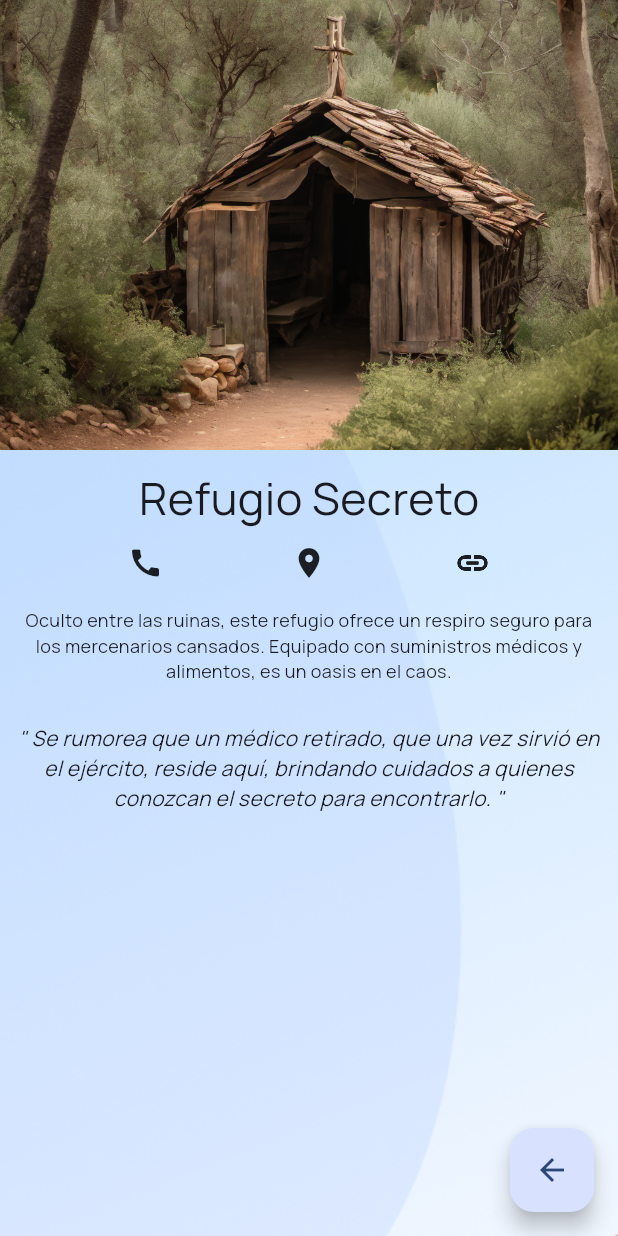
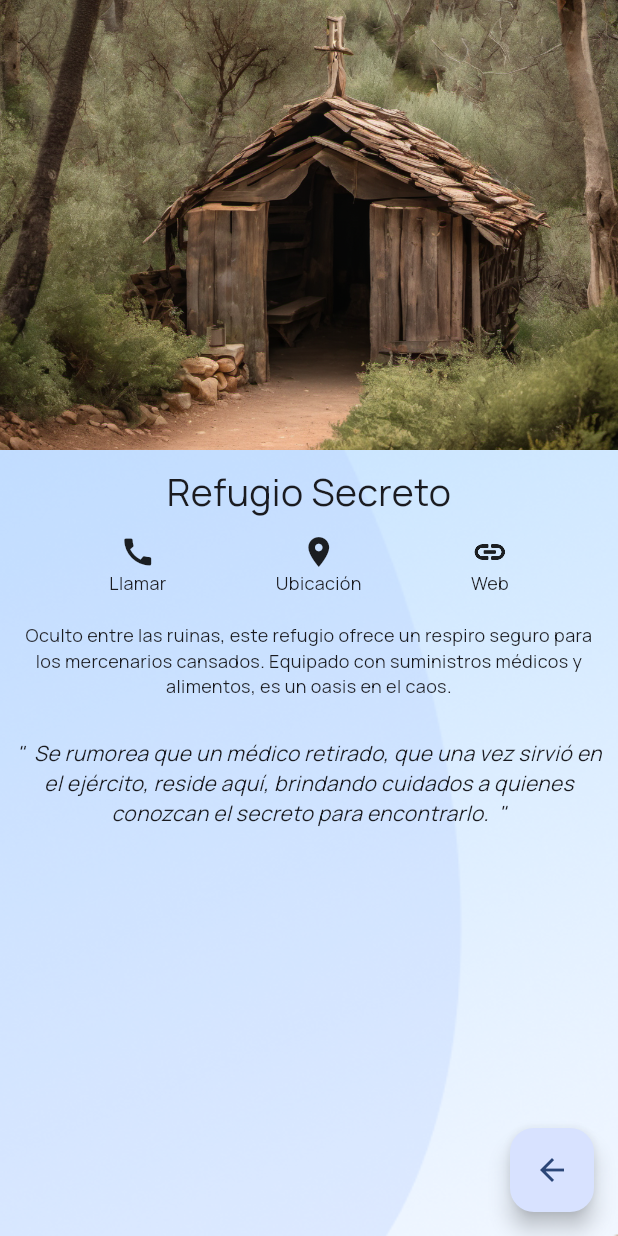
Before and after one commit to ztebo/bcf_proyecto_4, a Flutter app: the screen it shows after launch, after a tap on "Refugio Secreto", on a phone screen of 412 x 824 dp. Run offline on Flutter 3.47's test engine with Material 3 defaults, Android fonts, the light colour scheme and no system bars.

Commit message:
Se finaliza toda la funcionalidad de la app.

```diff
--- a/lib/src/my_home.dart
+++ b/lib/src/my_home.dart
@@ -3,9 +3,6 @@ import 'package:bcf_proyecto_21/src/widget_detail.dart';
 import 'package:flutter/material.dart';
 import 'dart:convert';
 import 'package:flutter/services.dart';
-import 'package:flutter/widgets.dart';
-
-
 
 class MyHome extends StatefulWidget {
   const MyHome({ super.key });
@@ -72,9 +69,6 @@ class MyHomeState extends State<MyHome> {
     );
   }
 
-
-
-
   @override
   Widget build(BuildContext context) {
     return Scaffold(
@@ -87,9 +81,25 @@ class MyHomeState extends State<MyHome> {
         // the App.build method, and use it to set our appbar title.
         title: const Text('Prueba de carga'),
       ),*/
+      extendBodyBehindAppBar: true,
+      extendBody: true,
+      appBar: AppBar(
+
+        //shadowColor: Colors.black,
+        backgroundColor: Colors.transparent ,
+        centerTitle: true,
+        title: const Text(
+          'Lugares recomendados en Tarkov',
+          textAlign: TextAlign.center,
+          style: TextStyle(
+            color: Color.fromARGB(255, 36, 36, 36),
+            fontWeight: FontWeight.w600,
+            fontSize: 18
+          ),
+        ),
+      ),
       body:
-          SafeArea(
-            child: Container(
+          Container(
             decoration: const BoxDecoration(
               image: DecorationImage(
                 image: AssetImage('assets/images/background1.png'),
@@ -97,20 +107,23 @@ class MyHomeState extends State<MyHome> {
               )
             ),
             child: Padding(
-                padding: const EdgeInsets.symmetric(horizontal: 20),
+              padding: const EdgeInsets.only(left: 20, right: 20, top: 80),
               child: _items.isNotEmpty?ListView.builder(
-                  padding: const EdgeInsets.all(3),
+                padding: const EdgeInsets.symmetric(vertical: 10),
                 itemCount: _items.length,
                 itemBuilder: (context, index) {
                   return Card(
                     key: ValueKey(_items[index]['name']),
-                      margin: const EdgeInsets.all(5),
+                    margin: const EdgeInsets.symmetric(vertical: 7),
                     child: ListTile(
                       style: ListTileStyle.list,
-                        leading: const CircleAvatar(
-                          backgroundImage: AssetImage('assets/images/refugio_secreto.jpg'),
+                      leading: Hero(
+                        tag: 'myTag',
+                        child: CircleAvatar(
+                          backgroundImage: AssetImage(_items[index]['picture']),
                         ),
-                        title: Text(_items[index]['name']),
+                      ),
+                      title: Text(_items[index]['name'], style: const TextStyle(fontWeight: FontWeight.w600),),
                       subtitle: Text(_items[index]['description']),
                       contentPadding: const EdgeInsets.all(10),
                       //trailing: Icon(Icons.turn_right),
@@ -125,9 +138,7 @@ class MyHomeState extends State<MyHome> {
               ):
               const Text('El archivo JSON aún no ha sido cargado', textAlign: TextAlign.center,),
             ),
-            ),
           )
-
       ,
     );
   }
--- a/lib/src/widget_detail.dart
+++ b/lib/src/widget_detail.dart
@@ -1,4 +1,9 @@
 import 'package:flutter/material.dart';
+
+/*
+Este widget tiene la misión de desplegar los detalles del lugar que se seleccionó
+en la pantalla de ListView.
+*/
 
 class WidgetDetail extends StatefulWidget {
   const WidgetDetail({
@@ -20,7 +25,6 @@ class WidgetDetail extends StatefulWidget {
   final String link;
   final String curiosity;
 
-
   @override
   _WidgetDetail createState() => _WidgetDetail();
 }
@@ -30,15 +34,15 @@ class _WidgetDetail extends State<WidgetDetail> {
   Widget build(BuildContext context) {
     return Scaffold(
 
-
-      body: SafeArea(
-        child: Container(
+      body: Container(
         decoration: const BoxDecoration(
             image: DecorationImage(
               image: AssetImage('assets/images/background2.png'),
               fit: BoxFit.fill
             )
         ),
+        child: Hero(
+          tag: 'myTag',
           child: Column(
             children: [
               Container(
@@ -53,38 +57,54 @@ class _WidgetDetail extends State<WidgetDetail> {
               ),
               const SizedBox(height: 10,),
               Text(
+                textAlign: TextAlign.center,
                 widget.name,
                 style: const TextStyle(
-                  fontSize: 30
+                  fontSize: 25
                 ),
               ),
               const SizedBox(height: 10,),
-              Row(
+              const Row(
                 mainAxisAlignment: MainAxisAlignment.spaceEvenly,
                 children: [
+                  Column(
+                    children: [
                       Icon(Icons.call),
-                  Icon(Icons.location_on),
-                  Icon(Icons.link_sharp)
+                      Text('Llamar', style: TextStyle(fontSize: 12),),
                     ],
                   ),
-              SizedBox(height: 10,),
+                  Column(
+                    children: [
+                      Icon(Icons.location_on),
+                      Text('Ubicación', style: TextStyle(fontSize: 12),),
+                    ],
+                  ),
+                  Column(
+                    children: [
+                      Icon(Icons.link_sharp),
+                      Text('Web',style: TextStyle(fontSize: 12)),
+                    ],
+                  ),
+                ],
+              ),
+              const SizedBox(height: 10,),
               Padding(
                 padding: const EdgeInsets.all(8.0),
                 child: Text(
                   widget.description,
                   textAlign: TextAlign.center,
-                  style: TextStyle(
+                  style: const TextStyle(
                     fontSize: 12
                   ),
                   ),
               ),
-              SizedBox(height: 10,),
+              const SizedBox(height: 10,),
               Padding(
                 padding: const EdgeInsets.all(8.0),
                 child: Text(
-                  '" ' + widget.curiosity + ' "',
+                  '"  ${widget.curiosity}  "',
                   textAlign: TextAlign.center,
-                  style: TextStyle(
+                  style: const TextStyle(
                     fontStyle: FontStyle.italic
                   ),
                 ),
@@ -95,7 +115,7 @@ class _WidgetDetail extends State<WidgetDetail> {
       ),
       floatingActionButton: FloatingActionButton(
         onPressed: () => Navigator.of(context).pop(),
-        child: Icon(Icons.arrow_back_sharp),
+        child: const Icon(Icons.arrow_back_sharp),
       ),
 
 
```
Also changed, not shown: pubspec.yaml (+8 -0 lines), assets/images/bazar_negro.jpg (added), assets/images/centro_comando.jpg, assets/images/cueva_ermitano.jpg (added), assets/images/deposito_ferroviario.jpg (added), assets/images/escondite_cazador.jpg (added), assets/images/guarida_contrabandista.jpg (added), assets/images/paso_fronterizo.jpg (added), assets/images/ruinas_hospital.jpg (added), assets/images/torre_vigilancia.jpg (added). Lines whose indentation alone changed are shown as unchanged.
